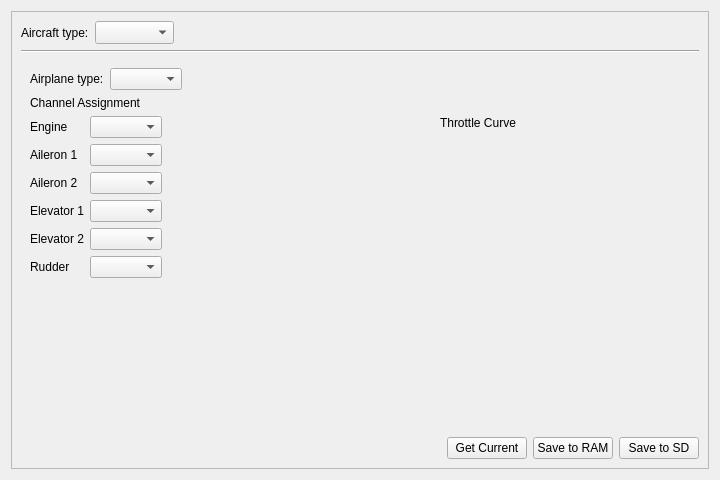
This is ground/src/plugins/config/airframe.ui in openpilot/OpenPilot as Qt 5 draws it before an edit. The edited form follows.
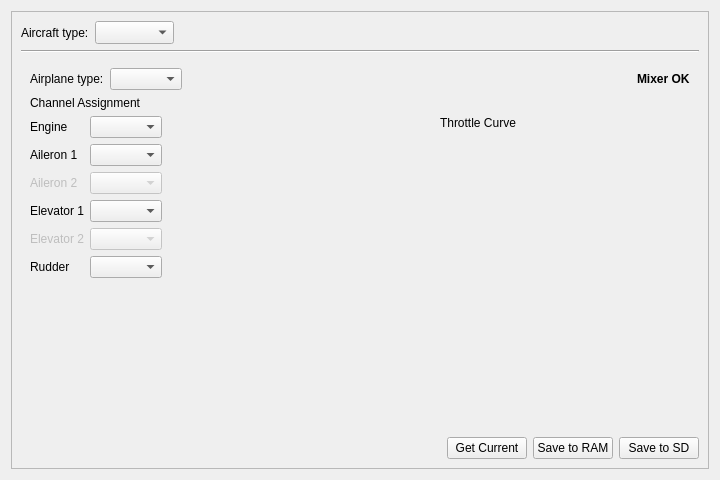
This is the edited form. The open tabs and pages were chosen to show the change. Custom widgets are drawn as their Qt base class.

Commit message: OP-138 Standard Fixed wing mixer implemented. I have not flown with it yet, take your responsibilities :)

```diff
--- a/ground/src/plugins/config/airframe.ui
+++ b/ground/src/plugins/config/airframe.ui
@@ -112,6 +112,19 @@
                 </property>
                </spacer>
               </item>
+              <item>
+               <widget class="QLabel" name="fwStatusLabel">
+                <property name="font">
+                 <font>
+                  <weight>75</weight>
+                  <bold>true</bold>
+                 </font>
+                </property>
+                <property name="text">
+                 <string>Mixer OK</string>
+                </property>
+               </widget>
+              </item>
              </layout>
             </item>
             <item>
@@ -150,6 +163,9 @@
                 </item>
                 <item row="2" column="0">
                  <widget class="QLabel" name="fwAileron2Label">
+                  <property name="enabled">
+                   <bool>false</bool>
+                  </property>
                   <property name="text">
                    <string>Aileron 2</string>
                   </property>
@@ -176,17 +192,28 @@
                  <widget class="QComboBox" name="fwRudderChannel"/>
                 </item>
                 <item row="2" column="1">
-                 <widget class="QComboBox" name="fwAileron2Channel"/>
+                 <widget class="QComboBox" name="fwAileron2Channel">
+                  <property name="enabled">
+                   <bool>false</bool>
+                  </property>
+                 </widget>
                 </item>
                 <item row="4" column="0">
                  <widget class="QLabel" name="fwElevator2Label">
+                  <property name="enabled">
+                   <bool>false</bool>
+                  </property>
                   <property name="text">
                    <string>Elevator 2</string>
                   </property>
                  </widget>
                 </item>
                 <item row="4" column="1">
-                 <widget class="QComboBox" name="fwElevator2Channel"/>
+                 <widget class="QComboBox" name="fwElevator2Channel">
+                  <property name="enabled">
+                   <bool>false</bool>
+                  </property>
+                 </widget>
                 </item>
                </layout>
               </item>
```
Left out of the diff: 2 changed lines with no effect on the pictures. The commit also changes 2 other files.
